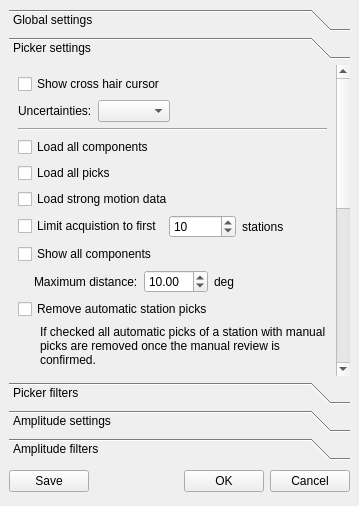
SeisComP/common, file src/gui-qt4/libs/seiscomp3/gui/datamodel/pickersettings.ui: the form before one commit.
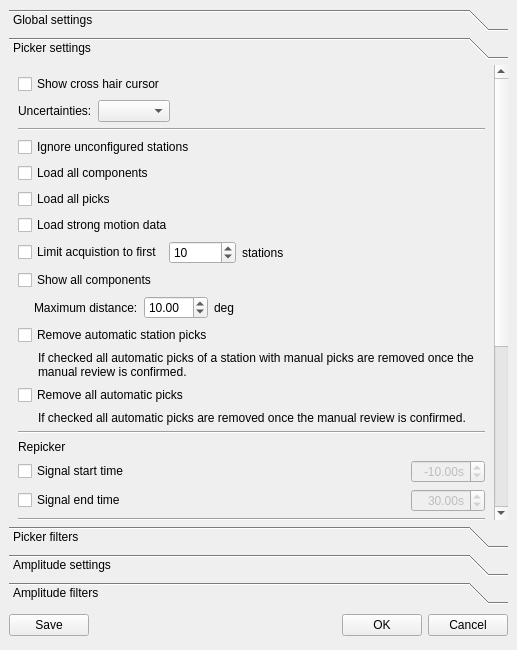
The form after the commit. The open tabs and pages were chosen to show the change. Icons and pictures are not drawn.

Commit message: [GUI] picker config got phase alignment position

Diff of the .ui file:
```diff
--- a/src/gui-qt4/libs/seiscomp3/gui/datamodel/pickersettings.ui
+++ b/src/gui-qt4/libs/seiscomp3/gui/datamodel/pickersettings.ui
@@ -8,8 +8,8 @@
    <rect>
     <x>0</x>
     <y>0</y>
-    <width>359</width>
-    <height>506</height>
+    <width>517</width>
+    <height>650</height>
    </rect>
   </property>
   <property name="sizePolicy" >
@@ -281,8 +281,8 @@
        <rect>
         <x>0</x>
         <y>0</y>
-        <width>96</width>
-        <height>26</height>
+        <width>499</width>
+        <height>438</height>
        </rect>
       </property>
       <property name="autoFillBackground" >
@@ -368,6 +368,16 @@
          <property name="spacing" >
           <number>6</number>
          </property>
+         <item>
+          <widget class="QCheckBox" name="cbIgnoreUnconfiguredStations" >
+           <property name="toolTip" >
+            <string>If this option is ticked the picker will not add stations that are not configured with a detecStream.</string>
+           </property>
+           <property name="text" >
+            <string>Ignore unconfigured stations</string>
+           </property>
+          </widget>
+         </item>
          <item>
           <widget class="QCheckBox" name="cbAllComponents" >
            <property name="toolTip" >
@@ -548,7 +558,7 @@
             <bool>true</bool>
            </property>
            <property name="indent" >
-            <number>22</number>
+            <number>20</number>
            </property>
           </widget>
          </item>
@@ -738,22 +748,6 @@
            <property name="spacing" >
             <number>6</number>
            </property>
-           <item>
-            <spacer>
-             <property name="orientation" >
-              <enum>Qt::Horizontal</enum>
-             </property>
-             <property name="sizeType" >
-              <enum>QSizePolicy::Maximum</enum>
-             </property>
-             <property name="sizeHint" >
-              <size>
-               <width>16</width>
-               <height>20</height>
-              </size>
-             </property>
-            </spacer>
-           </item>
            <item>
             <widget class="QSlider" name="slPreOffset" >
              <property name="maximum" >
@@ -807,22 +801,6 @@
            <property name="spacing" >
             <number>6</number>
            </property>
-           <item>
-            <spacer>
-             <property name="orientation" >
-              <enum>Qt::Horizontal</enum>
-             </property>
-             <property name="sizeType" >
-              <enum>QSizePolicy::Maximum</enum>
-             </property>
-             <property name="sizeHint" >
-              <size>
-               <width>16</width>
-               <height>20</height>
-              </size>
-             </property>
-            </spacer>
-           </item>
            <item>
             <widget class="QSlider" name="slPostOffset" >
              <property name="maximum" >
@@ -879,22 +857,6 @@
            <property name="spacing" >
             <number>6</number>
            </property>
-           <item>
-            <spacer>
-             <property name="orientation" >
-              <enum>Qt::Horizontal</enum>
-             </property>
-             <property name="sizeType" >
-              <enum>QSizePolicy::Maximum</enum>
-             </property>
-             <property name="sizeHint" >
-              <size>
-               <width>16</width>
-               <height>20</height>
-              </size>
-             </property>
-            </spacer>
-           </item>
            <item>
             <widget class="QSlider" name="slMinimumLength" >
              <property name="maximum" >
@@ -936,6 +898,55 @@
            </item>
           </layout>
          </item>
+         <item>
+          <widget class="QLabel" name="label_13" >
+           <property name="text" >
+            <string>Waveform alignment position</string>
+           </property>
+          </widget>
+         </item>
+         <item>
+          <layout class="QHBoxLayout" >
+           <property name="margin" >
+            <number>0</number>
+           </property>
+           <property name="spacing" >
+            <number>6</number>
+           </property>
+           <item>
+            <widget class="QSlider" name="slWaveformAlignment" >
+             <property name="maximum" >
+              <number>100</number>
+             </property>
+             <property name="value" >
+              <number>50</number>
+             </property>
+             <property name="sliderPosition" >
+              <number>50</number>
+             </property>
+             <property name="orientation" >
+              <enum>Qt::Horizontal</enum>
+             </property>
+            </widget>
+           </item>
+           <item>
+            <widget class="QSpinBox" name="waveformAlignmentEdit" >
+             <property name="suffix" >
+              <string>%</string>
+             </property>
+             <property name="maximum" >
+              <number>100</number>
+             </property>
+             <property name="singleStep" >
+              <number>10</number>
+             </property>
+             <property name="value" >
+              <number>50</number>
+             </property>
+            </widget>
+           </item>
+          </layout>
+         </item>
         </layout>
        </item>
        <item>
```
Left out of the diff: 52 changed lines with no effect on the pictures. The commit also changes 4 other files.
